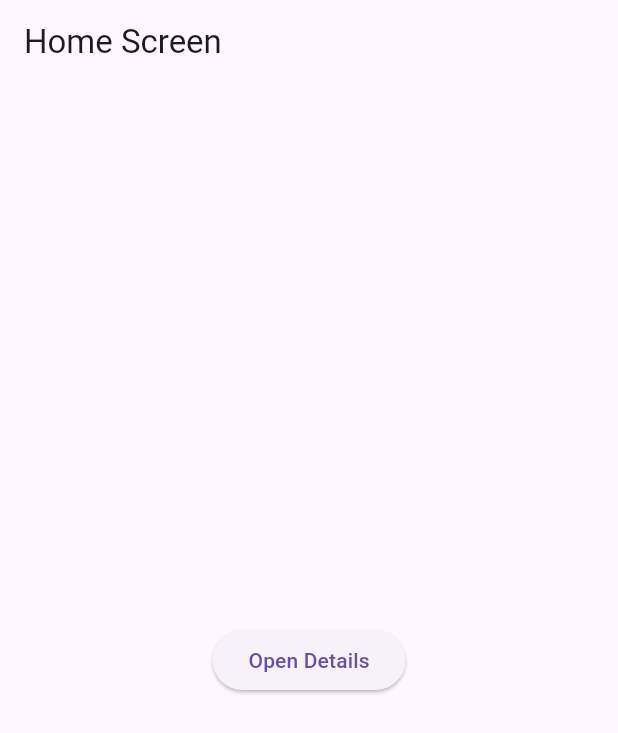
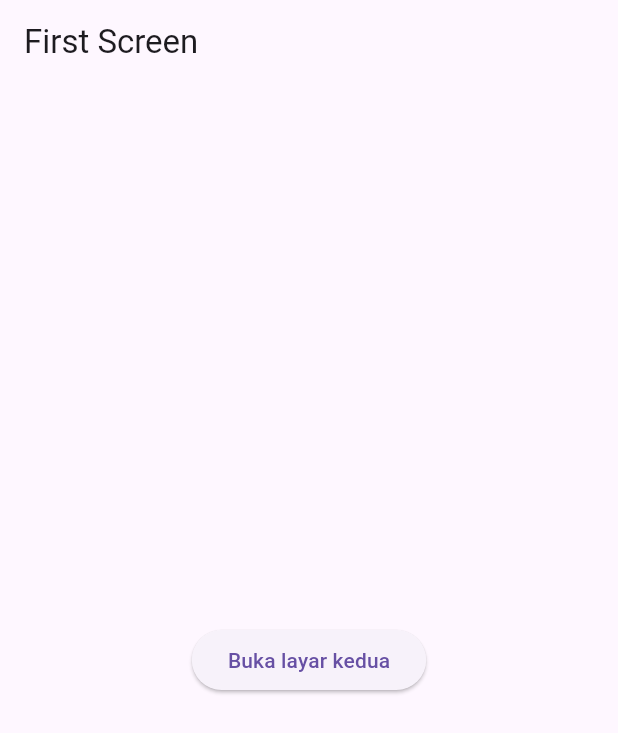
Before and after one commit to Theofany123/AssignmentLab5Routes, a Flutter app: the screen it shows after launch, on a phone screen of 412 x 824 dp. Shown: the top 733 px of the screen. Run offline on Flutter 3.47's test engine with Material 3 defaults, Android fonts, the phone set to English and light mode, and no system bars.

```diff
--- a/lib/main.dart
+++ b/lib/main.dart
@@ -5,56 +5,41 @@ void main() => runApp(MyApp());
 class MyApp extends StatelessWidget {
   @override
   Widget build(BuildContext context) {
-    return MaterialApp(
-      title: 'Navigation Lab',
-      initialRoute: '/',
-      routes: {
-        '/': (context) => HomeScreen(),
-        '/details': (context) => DetailsScreen(),
-      },
-    );
+    return MaterialApp(title: 'Navigation Lab', home: FirstScreen());
   }
 }
 
-class HomeScreen extends StatelessWidget {
+class FirstScreen extends StatelessWidget {
   @override
   Widget build(BuildContext context) {
     return Scaffold(
-      appBar: AppBar(title: Text('Home Screen')),
+      appBar: AppBar(title: Text('First Screen')),
       body: Center(
         child: ElevatedButton(
+          child: Text('Buka layar kedua'),
           onPressed: () {
-            Navigator.pushNamed(
+            Navigator.push(
               context,
-              '/details',
-              arguments: 'Data from Home Screen',
+              MaterialPageRoute(builder: (context) => SecondScreen()),
             );
           },
-          child: Text('Open Details'),
         ),
       ),
     );
   }
 }
 
-class DetailsScreen extends StatelessWidget {
+class SecondScreen extends StatelessWidget {
   @override
   Widget build(BuildContext context) {
-    final args = ModalRoute.of(context)!.settings.arguments as String?;
-
     return Scaffold(
-      appBar: AppBar(title: Text('Details Screen')),
+      appBar: AppBar(title: Text('Second Screen')),
       body: Center(
-        child: Column(
-          mainAxisAlignment: MainAxisAlignment.center,
-          children: [
-            Text(args ?? 'No data received'),
-            SizedBox(height: 20),
-            ElevatedButton(
-              onPressed: () => Navigator.pop(context),
-              child: Text('Back to Home'),
-            ),
-          ],
+        child: ElevatedButton(
+          child: Text('Kembali'),
+          onPressed: () {
+            Navigator.pop(context);
+          },
         ),
       ),
     );
```
